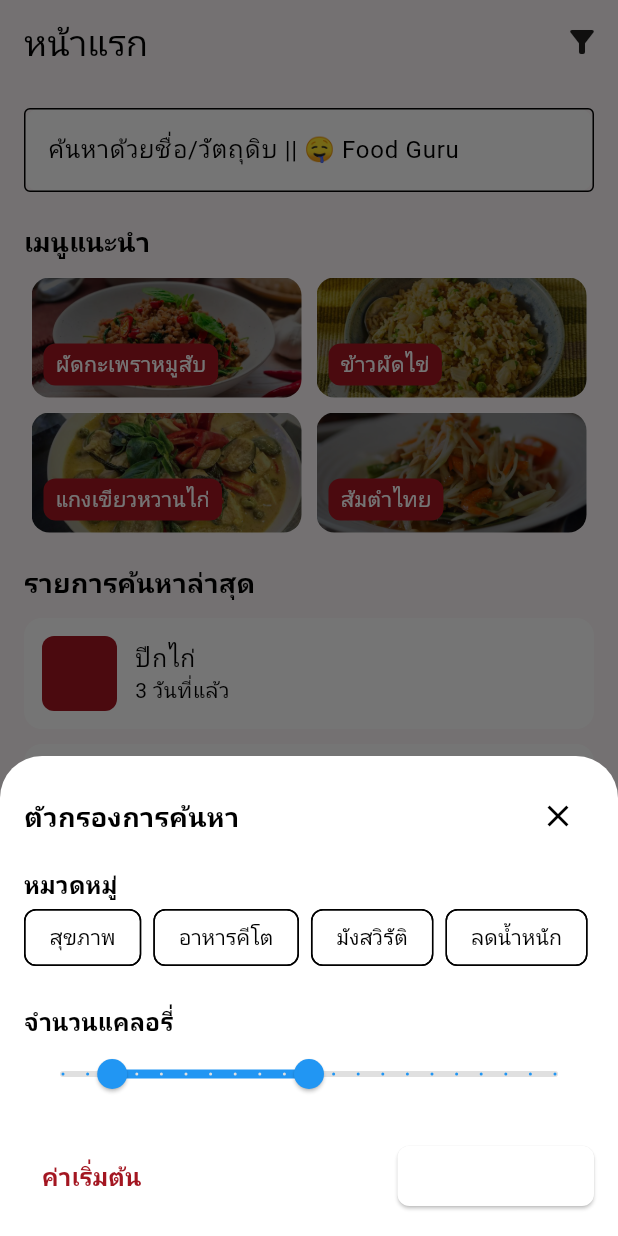
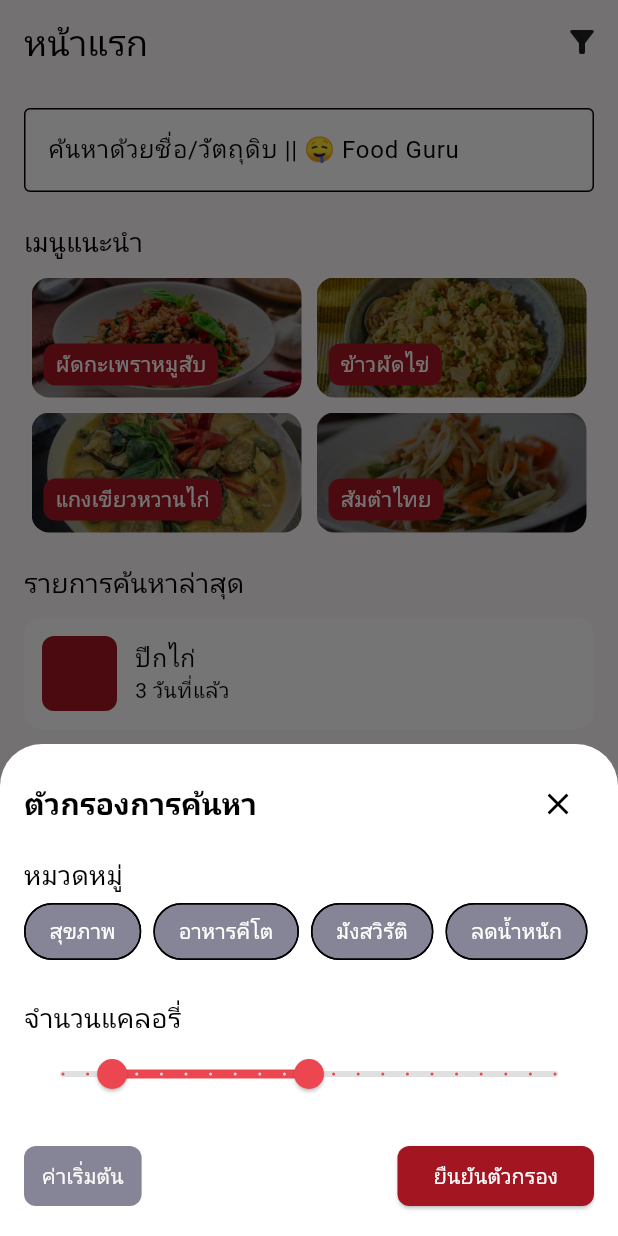
Before and after one commit to droverzz/project_mobile, a Flutter app: the screen it shows after launch, after a tap on the "filter alt" icon, on a phone screen of 412 x 824 dp. Run offline on Flutter 3.47's test engine with Material 3 defaults, Android fonts, the phone set to English and light mode, and no system bars; our stand-ins replace camera, google_fonts, google_generative_ai; missing offline and left inert: flutter_ai_toolkit, google_mlkit_object_detection; Roboto replaces fonts that are missing (Kanit).

Commit message:
fixed_style_other

```diff
--- a/lib/theme/app_theme.dart
+++ b/lib/theme/app_theme.dart
@@ -26,7 +26,7 @@ final ThemeData lightTheme = ThemeData(
   textTheme: GoogleFonts.kanitTextTheme().copyWith(
     displayLarge: TextStyle(fontSize: 24, fontWeight: FontWeight.bold, color: Colors.black),
     titleLarge: TextStyle(fontSize: 20, fontWeight: FontWeight.w600, color: Colors.black),
-    titleMedium: TextStyle(fontSize: 18, fontWeight: FontWeight.w600, color: Colors.black),
+    titleMedium: TextStyle(fontSize: 18, fontWeight: FontWeight.w400, color: Colors.black),
     bodyLarge: TextStyle(fontSize: 16, color: Colors.black),
     bodyMedium: TextStyle(fontSize: 14, color: Colors.black),
   ),
@@ -65,6 +65,7 @@ final ThemeData darkTheme = ThemeData(
   textTheme: GoogleFonts.kanitTextTheme().copyWith(
     displayLarge: TextStyle(fontSize: 24, fontWeight: FontWeight.bold, color: Colors.white),
     titleLarge: TextStyle(fontSize: 20, fontWeight: FontWeight.w600, color: Colors.white),
+    titleMedium: TextStyle(fontSize: 18, fontWeight: FontWeight.w400, color: Colors.white),
     bodyLarge: TextStyle(fontSize: 16, color: Colors.white),
     bodyMedium: TextStyle(fontSize: 14, color: Colors.white),
   ),
--- a/lib/widgets/filter/filter_bottom_sheet.dart
+++ b/lib/widgets/filter/filter_bottom_sheet.dart
@@ -7,16 +7,18 @@ class FilterBottomSheet extends StatefulWidget {
 
 class _FilterBottomSheetState extends State<FilterBottomSheet> {
   List<String> categories = ['สุขภาพ', 'อาหารคีโต', 'มังสวิรัติ', 'ลดน้ำหนัก'];
-  List<String> selectedCategories =
-      []; // เปลี่ยนเป็น List สำหรับเลือกหลายหมวดหมู่
+  List<String> selectedCategories = [];
   RangeValues calorieRange = RangeValues(100, 500);
 
   @override
   Widget build(BuildContext context) {
+    final theme = Theme.of(context);
+    final isDark = theme.brightness == Brightness.dark;
+    final secondaryColor = theme.colorScheme.secondary;
+
     return Container(
       padding: EdgeInsets.all(16),
       decoration: BoxDecoration(
-        // color: Colors.white,
         borderRadius: BorderRadius.vertical(top: Radius.circular(20)),
       ),
       child: Column(
@@ -28,11 +30,7 @@ class _FilterBottomSheetState extends State<FilterBottomSheet> {
             children: [
               Text(
                 'ตัวกรองการค้นหา',
-                style: TextStyle(
-                  fontSize: 18,
-                  fontWeight: FontWeight.bold,
-                  // color: Colors.black
-                ),
+                style: theme.textTheme.titleLarge,
               ),
               IconButton(
                 icon: Icon(Icons.close),
@@ -41,43 +39,31 @@ class _FilterBottomSheetState extends State<FilterBottomSheet> {
             ],
           ),
           SizedBox(height: 10),
-          Text('หมวดหมู่',
-              style: TextStyle(
-                fontSize: 16,
-                fontWeight: FontWeight.bold,
-                // color: Colors.black
-              )),
+          Text('หมวดหมู่', style: theme.textTheme.titleMedium),
           Wrap(
             spacing: 8,
             children: categories.map((category) {
               bool isSelected = selectedCategories.contains(category);
               return ChoiceChip(
-                label: Text(category),
+                label: Text(category, style: TextStyle(color: Colors.white)),
                 selected: isSelected,
                 onSelected: (selected) {
                   setState(() {
                     if (selected) {
-                      selectedCategories.add(category); // เพิ่มหมวดหมู่ที่เลือก
+                      selectedCategories.add(category);
                     } else {
-                      selectedCategories
-                          .remove(category); // ลบหมวดหมู่ที่ยกเลิกการเลือก
+                      selectedCategories.remove(category);
                     }
                   });
                 },
-                // selectedColor: Colors.blue,
-                // backgroundColor: Colors.grey[300],
-                // labelStyle:
-                //     TextStyle(color: isSelected ? Colors.white : Colors.black),
+                selectedColor: secondaryColor,
+                backgroundColor: Color(0xFF858597),
+                shape: StadiumBorder(),
               );
             }).toList(),
           ),
           SizedBox(height: 20),
-          Text('จำนวนแคลอรี่',
-              style: TextStyle(
-                fontSize: 16,
-                fontWeight: FontWeight.bold,
-                // color: Colors.black
-              )),
+          Text('จำนวนแคลอรี่', style: theme.textTheme.titleMedium),
           RangeSlider(
             values: calorieRange,
             min: 0,
@@ -92,8 +78,8 @@ class _FilterBottomSheetState extends State<FilterBottomSheet> {
                 calorieRange = values;
               });
             },
-            activeColor: Colors.blue,
-            inactiveColor: Colors.grey[300],
+            activeColor: secondaryColor,
+            inactiveColor: isDark ? Colors.white : Colors.grey[300],
           ),
           SizedBox(height: 20),
           Row(
@@ -102,21 +88,23 @@ class _FilterBottomSheetState extends State<FilterBottomSheet> {
               TextButton(
                 onPressed: () {
                   setState(() {
-                    selectedCategories.clear(); // รีเซ็ตหมวดหมู่ที่เลือก
-                    calorieRange =
-                        RangeValues(100, 500); // รีเซ็ตค่าปริมาณแคลอรี่
+                    selectedCategories.clear();
+                    calorieRange = RangeValues(100, 500);
                   });
                 },
+                style: TextButton.styleFrom(
+                  backgroundColor: Color(0xFF858597),
+                  shape: RoundedRectangleBorder(
+                      borderRadius: BorderRadius.circular(8)),
+                ),
                 child: Text('ค่าเริ่มต้น',
-                    style: TextStyle(
-                      fontSize: 16,
-                      fontWeight: FontWeight.bold,
-                    )),
+                    style: TextStyle(color: Color(0xFFFCF7F8))),
               ),
               ElevatedButton(
                 onPressed: () => Navigator.pop(context),
                 style: ElevatedButton.styleFrom(
-                  // backgroundColor: Colors.blue,
+                  backgroundColor:
+                      isDark ? Color(0xFFEC4751) : Color(0xFFA31621),
                   shape: RoundedRectangleBorder(
                       borderRadius: BorderRadius.circular(8)),
                 ),
--- a/lib/widgets/personalList/add_recipe_list_dialog.dart
+++ b/lib/widgets/personalList/add_recipe_list_dialog.dart
@@ -11,8 +11,6 @@ class AddPlaylistDialog extends StatelessWidget {
     TextEditingController controller = TextEditingController();
 
     return AlertDialog(
-      // ignore: deprecated_member_use
-      backgroundColor: theme.dialogBackgroundColor,
       title: Text(
         "ตั้งชื่อ Playlist",
         style:
--- a/lib/widgets/personalList/edit_recipe_list_dialog.dart
+++ b/lib/widgets/personalList/edit_recipe_list_dialog.dart
@@ -14,7 +14,6 @@ class EditPlaylistDialog extends StatelessWidget {
     TextEditingController controller = TextEditingController(text: initialName);
 
     return AlertDialog(
-      backgroundColor: theme.dialogBackgroundColor,
       title: Text(
         "แก้ไขชื่อ Playlist",
         style:
--- a/lib/widgets/to-buy/add_task_dialog.dart
+++ b/lib/widgets/to-buy/add_task_dialog.dart
@@ -11,7 +11,11 @@ class AddTaskDialog extends StatelessWidget {
     TextEditingController controller = TextEditingController();
 
     return AlertDialog(
-      title: Text('เพิ่มแผนของฉัน'),
+      title: Text(
+        'เพิ่มแผนของฉัน',
+        style:
+            theme.textTheme.titleMedium?.copyWith(fontWeight: FontWeight.bold),
+      ),
       content: TextField(
         controller: controller,
         decoration: InputDecoration(
```
